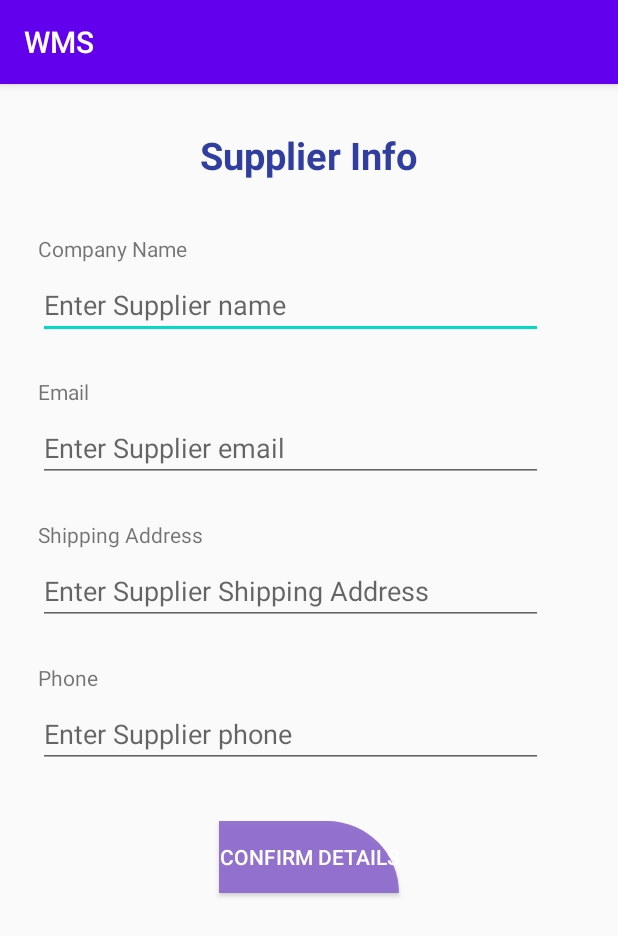
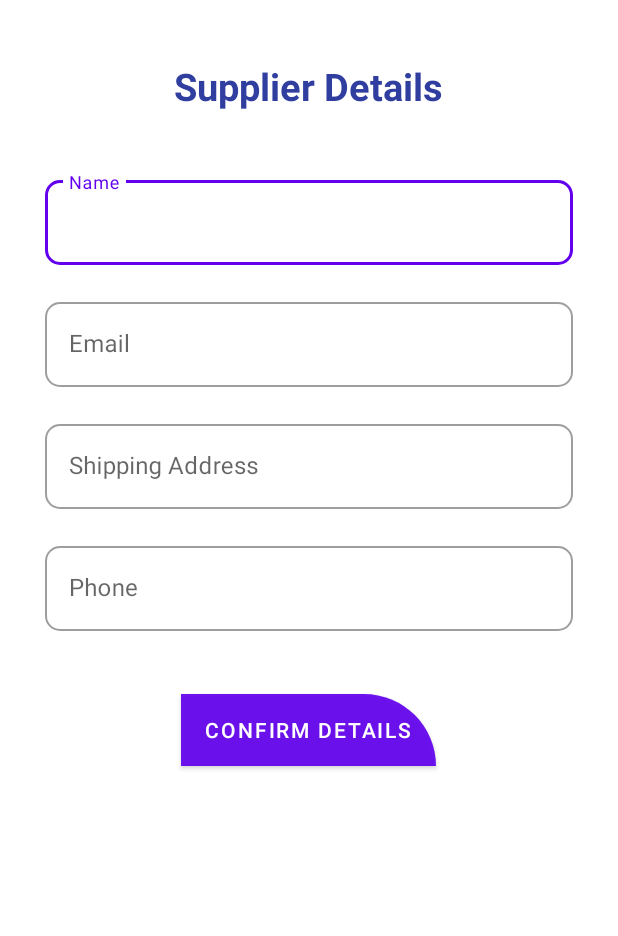
Before and after one commit to LBCesar/WarehouseManagmentSystem, an Android app: the EmployeeMenu screen opened directly, with no data from a screen before it, after a tap on "Suppliers", on a phone screen of 412 x 824 dp. Shown: the top 936 px of the screen. Run offline under Robolectric (Android 15) with nearby library versions, the light colour scheme and no system bars.

Commit message:
Added a toolbar with menu in EmployeeMenu - 2 items Added in the Menu: Profile & Logout - Menu not completed
Signed-off-by: ShoRaz~ <shorajmanandhar@hotmail.com>

```diff
--- a/app/src/main/java/com/example/warehousemanagmentsystem491b/Employee/EmployeeMenu.java
+++ b/app/src/main/java/com/example/warehousemanagmentsystem491b/Employee/EmployeeMenu.java
@@ -1,20 +1,28 @@
 package com.example.warehousemanagmentsystem491b.Employee;
 
+import android.annotation.SuppressLint;
 import android.content.Intent;
 import android.os.Bundle;
+import android.view.Menu;
+import android.view.MenuItem;
 import android.view.View;
 import android.widget.AdapterView;
 import android.widget.ArrayAdapter;
 import android.widget.ListView;
 import android.widget.Toast;
 
+import androidx.annotation.NonNull;
 import androidx.appcompat.app.AppCompatActivity;
+import androidx.appcompat.widget.Toolbar;
 
 import com.example.warehousemanagmentsystem491b.Orderlist.OrderList;
 import com.example.warehousemanagmentsystem491b.Profile.Profile;
 import com.example.warehousemanagmentsystem491b.R;
 
 public class EmployeeMenu extends AppCompatActivity {
+
+    private ListView employeeMenu_listView;
+    private Toolbar employee_toolbar;
 
     private final String[] employeeMenu = {
             "Manage Inventory",
@@ -24,7 +32,7 @@ public class EmployeeMenu extends AppCompatActivity {
             "Customers",
             "Profile"
     };
-    private ListView employeeMenu_listView;
+
 
     @Override
     protected void onCreate(Bundle savedInstanceState) {
@@ -32,12 +40,13 @@ public class EmployeeMenu extends AppCompatActivity {
         setContentView(R.layout.activity_employee_menu);
 
         employeeMenu_listView = findViewById(R.id.employee_listView);
+        employee_toolbar = findViewById(R.id.employee_toolbar);
+        setSupportActionBar(employee_toolbar);
+
 
         ArrayAdapter adapter = new ArrayAdapter(this,
                 R.layout.list_employee_mainmenu, R.id.employee_mainmenu_textView, employeeMenu);
-
         employeeMenu_listView.setAdapter(adapter);
-
         employeeMenu_listView.setOnItemClickListener(new AdapterView.OnItemClickListener() {
             @Override
             public void onItemClick(AdapterView<?> adapterView, View view, int i, long l) {
@@ -58,22 +67,37 @@ public class EmployeeMenu extends AppCompatActivity {
                     Intent profile = new Intent(EmployeeMenu.this, Profile.class);
                     startActivity(profile);
                 }
-
             }
         });
+
     }
 
-//    Initial Test Button
-//    public void add_supplier_onClick(View view) {
-//        Intent startAddSupplier = new Intent(this, add_supplier.class);
-//        startActivity(startAddSupplier);
-//    }
-//
-//    public void add_order_list(View view) {
-//        Intent startOrderList = new Intent(this, OrderList.class);
-//        startActivity(startOrderList);
-//    }
+    @Override
+    public boolean onCreateOptionsMenu(Menu menu) {
+        super.onCreateOptionsMenu(menu);
+        getMenuInflater().inflate(R.menu.employee_toolbar_menu, menu);
+        return true;
+    }
 
+
+    @SuppressLint("NonConstantResourceId")
+    @Override
+    public boolean onOptionsItemSelected(@NonNull MenuItem item) {
+        super.onOptionsItemSelected(item);
+
+        switch (item.getItemId()) {
+            case R.id.employee_menu_signout:
+                displayToast("Sign Out Clicked");
+                break;
+            case R.id.employee_menu_profile:
+                Intent profile = new Intent(EmployeeMenu.this, Profile.class);
+                startActivity(profile);
+                break;
+            default:
+                break;
+        }
+        return true;
+    }
 
     /**
      * Displays a Toast with the message.
@@ -87,7 +111,8 @@ public class EmployeeMenu extends AppCompatActivity {
 
 }
 
-
-// Website Referenced:
-// https://www.javatpoint.com/android-custom-listview
-// https://stackoverflow.com/questions/19662233/how-open-new-activity-clicking-an-item-in-listview
+/*
+     Website Referenced:
+         - https://www.javatpoint.com/android-custom-listview
+         - https://stackoverflow.com/questions/19662233/how-open-new-activity-clicking-an-item-in-listview
+ */
--- a/app/src/main/java/com/example/warehousemanagmentsystem491b/Login/Login.java
+++ b/app/src/main/java/com/example/warehousemanagmentsystem491b/Login/Login.java
@@ -40,14 +40,12 @@ public class Login extends AppCompatActivity {
     public void login(View view) {
 
         if (setValidation()) {
-
             Intent toEmployeeMainMenuIntent = new Intent(this, EmployeeMenu.class);
             startActivity(toEmployeeMainMenuIntent);
 
 //            // testing activity after login :p
-//            Intent test = new Intent(this, OrderList.class);
+//            Intent test = new Intent(this, MainActivity.class);
 //            startActivity(test);
-
         } else {
             displayToast("Error in Login");
         }
--- a/app/src/main/res/layout/activity_add_supplier.xml
+++ b/app/src/main/res/layout/activity_add_supplier.xml
@@ -3,6 +3,7 @@
     xmlns:tools="http://schemas.android.com/tools"
     android:layout_width="match_parent"
     android:layout_height="match_parent"
+    xmlns:app="http://schemas.android.com/apk/res-auto"
     android:baselineAligned="true"
     android:orientation="vertical"
     tools:context=".Employee.add_supplier">
@@ -12,88 +13,105 @@
         android:layout_width="wrap_content"
         android:layout_height="wrap_content"
         android:layout_gravity="center"
-        android:layout_marginTop="30dp"
-        android:layout_marginBottom="15dp"
-        android:text="Supplier Info"
+        android:layout_margin="40dp"
+        android:text="Supplier Details"
         android:textColor="#303F9F"
         android:textSize="25sp"
         android:textStyle="bold" />
 
-    <TextView
-        android:layout_width="wrap_content"
+    <com.google.android.material.textfield.TextInputLayout
+        android:layout_width="match_parent"
         android:layout_height="wrap_content"
-        android:layout_marginLeft="25dp"
-        android:layout_marginTop="20dp"
-        android:layout_marginBottom="5dp"
-        android:text="Company Name" />
+        android:hint="Name"
+        app:boxCornerRadiusTopStart="10dp"
+        app:boxCornerRadiusBottomStart="10dp"
+        app:boxCornerRadiusBottomEnd="10dp"
+        app:boxCornerRadiusTopEnd="10dp"
+        android:layout_marginLeft="30dp"
+        android:layout_marginRight="30dp"
+        android:layout_marginBottom="12dp"
+        style="@style/Widget.MaterialComponents.TextInputLayout.OutlinedBox">
 
-    <EditText
+        <com.google.android.material.textfield.TextInputEditText
             android:id="@+id/supplier_name"
             android:layout_width="match_parent"
             android:layout_height="wrap_content"
             android:ems="10"
-        android:hint="@string/supplier_name"
-        android:inputType="text"
-        android:layout_marginLeft="25dp"
-        android:layout_marginRight="50dp"
-        android:layout_marginBottom="5dp" />
+            android:singleLine="true" />
 
-    <TextView
-        android:layout_width="wrap_content"
+    </com.google.android.material.textfield.TextInputLayout>
+
+    <com.google.android.material.textfield.TextInputLayout
+        android:layout_width="match_parent"
         android:layout_height="wrap_content"
-        android:layout_marginLeft="25dp"
-        android:layout_marginTop="20dp"
-        android:layout_marginBottom="5dp"
-        android:text="Email" />
+        android:hint="Email"
+        app:boxCornerRadiusTopStart="10dp"
+        app:boxCornerRadiusBottomStart="10dp"
+        app:boxCornerRadiusBottomEnd="10dp"
+        app:boxCornerRadiusTopEnd="10dp"
+        android:layout_marginTop="7dp"
+        android:layout_marginLeft="30dp"
+        android:layout_marginRight="30dp"
+        android:layout_marginBottom="12dp"
+        style="@style/Widget.MaterialComponents.TextInputLayout.OutlinedBox">
 
-    <EditText
+        <com.google.android.material.textfield.TextInputEditText
             android:id="@+id/supplier_email"
             android:layout_width="match_parent"
             android:layout_height="wrap_content"
             android:ems="10"
-        android:hint="@string/supplier_email"
             android:inputType="textEmailAddress"
-        android:layout_marginLeft="25dp"
-        android:layout_marginRight="50dp"
-        android:layout_marginBottom="5dp" />
+            android:singleLine="true" />
 
-    <TextView
-        android:layout_width="wrap_content"
+    </com.google.android.material.textfield.TextInputLayout>
+
+    <com.google.android.material.textfield.TextInputLayout
+        android:layout_width="match_parent"
         android:layout_height="wrap_content"
-        android:layout_marginLeft="25dp"
-        android:layout_marginTop="20dp"
-        android:layout_marginBottom="5dp"
-        android:text="Shipping Address" />
+        android:hint="Shipping Address"
+        app:boxCornerRadiusTopStart="10dp"
+        app:boxCornerRadiusBottomStart="10dp"
+        app:boxCornerRadiusBottomEnd="10dp"
+        app:boxCornerRadiusTopEnd="10dp"
+        android:layout_marginTop="7dp"
+        android:layout_marginLeft="30dp"
+        android:layout_marginRight="30dp"
+        android:layout_marginBottom="12dp"
+        style="@style/Widget.MaterialComponents.TextInputLayout.OutlinedBox">
 
-    <EditText
+        <com.google.android.material.textfield.TextInputEditText
             android:id="@+id/supplier_shipping_address"
             android:layout_width="match_parent"
             android:layout_height="wrap_content"
             android:ems="10"
-        android:hint="@string/supplier__shipping_address"
             android:inputType="textPostalAddress"
-        android:layout_marginLeft="25dp"
-        android:layout_marginRight="50dp"
-        android:layout_marginBottom="5dp" />
+            android:singleLine="true" />
 
-    <TextView
-        android:layout_width="wrap_content"
+    </com.google.android.material.textfield.TextInputLayout>
+
+    <com.google.android.material.textfield.TextInputLayout
+        android:layout_width="match_parent"
         android:layout_height="wrap_content"
-        android:layout_marginLeft="25dp"
-        android:layout_marginTop="20dp"
-        android:layout_marginBottom="5dp"
-        android:text="Phone" />
+        android:hint="Phone"
+        app:boxCornerRadiusTopStart="10dp"
+        app:boxCornerRadiusBottomStart="10dp"
+        app:boxCornerRadiusBottomEnd="10dp"
+        app:boxCornerRadiusTopEnd="10dp"
+        android:layout_marginTop="7dp"
+        android:layout_marginLeft="30dp"
+        android:layout_marginRight="30dp"
+        android:layout_marginBottom="12dp"
+        style="@style/Widget.MaterialComponents.TextInputLayout.OutlinedBox">
 
-    <EditText
+        <com.google.android.material.textfield.TextInputEditText
             android:id="@+id/supplier_phone"
             android:layout_width="match_parent"
             android:layout_height="wrap_content"
-        android:layout_marginLeft="25dp"
-        android:layout_marginRight="50dp"
-        android:layout_marginBottom="5dp"
             android:ems="10"
-        android:hint="@string/supplier_phone"
-        android:inputType="phone" />
+            android:inputType="phone"
+            android:singleLine="true" />
+
+    </com.google.android.material.textfield.TextInputLayout>
 
     <Button
         android:id="@+id/supplier_confirm_button"
@@ -108,81 +126,102 @@
 </LinearLayout>
 
 
-    <!--<androidx.constraintlayout.widget.ConstraintLayout xmlns:android="http://schemas.android.com/apk/res/android"-->
-    <!--xmlns:app="http://schemas.android.com/apk/res-auto"-->
-    <!--xmlns:tools="http://schemas.android.com/tools"-->
-    <!--android:layout_width="match_parent"-->
-    <!--android:layout_height="match_parent"-->
-    <!--tools:context=".Employee.add_supplier">-->
+    <!--Initial Supplier Activity -->
 
     <!--<TextView-->
-    <!--    android:id="@+id/textView2"-->
-    <!--    android:layout_width="wrap_content"-->
-    <!--    android:layout_height="wrap_content"-->
-    <!--    android:layout_marginTop="100dp"-->
-    <!--    android:text="Enter Supplier Information"-->
-    <!--    app:layout_constraintEnd_toEndOf="parent"-->
-    <!--    app:layout_constraintStart_toStartOf="parent"-->
-    <!--    app:layout_constraintTop_toTopOf="parent" />-->
+    <!--android:id="@+id/supplier_infotext"-->
+    <!--android:layout_width="wrap_content"-->
+    <!--android:layout_height="wrap_content"-->
+    <!--android:layout_gravity="center"-->
+    <!--android:layout_marginTop="30dp"-->
+    <!--android:layout_marginBottom="15dp"-->
+    <!--android:text="Supplier Info"-->
+    <!--android:textColor="#303F9F"-->
+    <!--android:textSize="25sp"-->
+    <!--android:textStyle="bold" />-->
+
+    <!--<TextView-->
+    <!--android:layout_width="wrap_content"-->
+    <!--android:layout_height="wrap_content"-->
+    <!--android:layout_marginLeft="25dp"-->
+    <!--android:layout_marginTop="20dp"-->
+    <!--android:layout_marginBottom="5dp"-->
+    <!--android:text="Company Name" />-->
 
     <!--<EditText-->
-    <!--    android:id="@+id/supplier_name"-->
-    <!--    android:layout_width="wrap_content"-->
-    <!--    android:layout_height="wrap_content"-->
-    <!--    android:layout_marginTop="44dp"-->
-    <!--    android:ems="10"-->
-    <!--    android:hint="@string/supplier_name"-->
-    <!--    android:inputType="text"-->
-    <!--    app:layout_constraintEnd_toEndOf="parent"-->
-    <!--    app:layout_constraintStart_toStartOf="parent"-->
-    <!--    app:layout_constraintTop_toBottomOf="@+id/textView2" />-->
+    <!--android:id="@+id/supplier_name"-->
+    <!--android:layout_width="match_parent"-->
+    <!--android:layout_height="wrap_content"-->
+    <!--android:ems="10"-->
+    <!--android:hint="@string/supplier_name"-->
+    <!--android:inputType="text"-->
+    <!--android:layout_marginLeft="25dp"-->
+    <!--android:layout_marginRight="50dp"-->
+    <!--android:layout_marginBottom="5dp" />-->
+
+    <!--<TextView-->
+    <!--android:layout_width="wrap_content"-->
+    <!--android:layout_height="wrap_content"-->
+    <!--android:layout_marginLeft="25dp"-->
+    <!--android:layout_marginTop="20dp"-->
+    <!--android:layout_marginBottom="5dp"-->
+    <!--android:text="Email" />-->
 
     <!--<EditText-->
-    <!--    android:id="@+id/supplier_phone"-->
-    <!--    android:layout_width="wrap_content"-->
-    <!--    android:layout_height="wrap_content"-->
-    <!--    android:layout_marginTop="44dp"-->
-    <!--    android:ems="10"-->
-    <!--    android:hint="@string/supplier_phone"-->
-    <!--    android:inputType="phone"-->
-    <!--    app:layout_constraintEnd_toEndOf="parent"-->
-    <!--    app:layout_constraintStart_toStartOf="parent"-->
-    <!--    app:layout_constraintTop_toBottomOf="@+id/supplier_name" />-->
+    <!--android:id="@+id/supplier_email"-->
+    <!--android:layout_width="match_parent"-->
+    <!--android:layout_height="wrap_content"-->
+    <!--android:ems="10"-->
+    <!--android:hint="@string/supplier_email"-->
+    <!--android:inputType="textEmailAddress"-->
+    <!--android:layout_marginLeft="25dp"-->
+    <!--android:layout_marginRight="50dp"-->
+    <!--android:layout_marginBottom="5dp" />-->
+
+    <!--<TextView-->
+    <!--android:layout_width="wrap_content"-->
+    <!--android:layout_height="wrap_content"-->
+    <!--android:layout_marginLeft="25dp"-->
+    <!--android:layout_marginTop="20dp"-->
+    <!--android:layout_marginBottom="5dp"-->
+    <!--android:text="Shipping Address" />-->
 
     <!--<EditText-->
-    <!--    android:id="@+id/supplier_email"-->
-    <!--    android:layout_width="wrap_content"-->
-    <!--    android:layout_height="wrap_content"-->
-    <!--    android:layout_marginTop="44dp"-->
-    <!--    android:ems="10"-->
-    <!--    android:hint="@string/supplier_email"-->
-    <!--    android:inputType="textEmailAddress"-->
-    <!--    app:layout_constraintEnd_toEndOf="parent"-->
-    <!--    app:layout_constraintStart_toStartOf="parent"-->
-    <!--    app:layout_constraintTop_toBottomOf="@+id/supplier_phone" />-->
+    <!--android:id="@+id/supplier_shipping_address"-->
+    <!--android:layout_width="match_parent"-->
+    <!--android:layout_height="wrap_content"-->
+    <!--android:ems="10"-->
+    <!--android:hint="@string/supplier__shipping_address"-->
+    <!--android:inputType="textPostalAddress"-->
+    <!--android:layout_marginLeft="25dp"-->
+    <!--android:layout_marginRight="50dp"-->
+    <!--android:layout_marginBottom="5dp" />-->
 
+    <!--<TextView-->
+    <!--android:layout_width="wrap_content"-->
+    <!--android:layout_height="wrap_content"-->
+    <!--android:layout_marginLeft="25dp"-->
+    <!--android:layout_marginTop="20dp"-->
+    <!--android:layout_marginBottom="5dp"-->
+    <!--android:text="Phone" />-->
 
     <!--<EditText-->
-    <!--    android:id="@+id/supplier_shipping_address"-->
-    <!--    android:layout_width="wrap_content"-->
-    <!--    android:layout_height="wrap_content"-->
-    <!--    android:layout_marginTop="44dp"-->
-    <!--    android:ems="10"-->
-    <!--    android:hint="@string/supplier__shipping_address"-->
-    <!--    android:inputType="textPostalAddress"-->
-    <!--    app:layout_constraintEnd_toEndOf="parent"-->
-    <!--    app:layout_constraintStart_toStartOf="parent"-->
-    <!--    app:layout_constraintTop_toBottomOf="@+id/supplier_email" />-->
+    <!--android:id="@+id/supplier_phone"-->
+    <!--android:layout_width="match_parent"-->
+    <!--android:layout_height="wrap_content"-->
+    <!--android:layout_marginLeft="25dp"-->
+    <!--android:layout_marginRight="50dp"-->
+    <!--android:layout_marginBottom="5dp"-->
+    <!--android:ems="10"-->
+    <!--android:hint="@string/supplier_phone"-->
+    <!--android:inputType="phone" />-->
 
     <!--<Button-->
-    <!--    android:id="@+id/button4"-->
-    <!--    android:layout_width="wrap_content"-->
-    <!--    android:layout_height="wrap_content"-->
-    <!--    android:layout_marginTop="80dp"-->
-    <!--    android:text="Confirm Details"-->
-    <!--    app:layout_constraintEnd_toEndOf="parent"-->
-    <!--    app:layout_constraintStart_toStartOf="parent"-->
-    <!--    app:layout_constraintTop_toBottomOf="@+id/supplier_shipping_address" />-->
-
-
-    <!--</androidx.constraintlayout.widget.ConstraintLayout>-->
+    <!--android:id="@+id/supplier_confirm_button"-->
+    <!--android:layout_width="wrap_content"-->
+    <!--android:layout_height="wrap_content"-->
+    <!--android:text="Confirm Details"-->
+    <!--android:layout_gravity="center"-->
+    <!--android:layout_marginTop="30dp"-->
+    <!--android:background="@drawable/bottom_bg"-->
+    <!--android:textColor="@color/colorWhite" />-->
--- /dev/null
+++ b/app/src/main/res/menu/employee_toolbar_menu.xml
@@ -0,0 +1,10 @@
+<?xml version="1.0" encoding="utf-8"?>
+<menu xmlns:android="http://schemas.android.com/apk/res/android">
+
+    <item
+        android:id="@+id/employee_menu_profile"
+        android:title="Profile" />
+    <item
+        android:id="@+id/employee_menu_signout"
+        android:title="Sign Out" />
+</menu>
--- a/app/src/main/res/values/styles.xml
+++ b/app/src/main/res/values/styles.xml
@@ -1,6 +1,6 @@
 <resources>
     <!-- Base application theme. -->
-    <style name="AppTheme" parent="Theme.AppCompat.Light.DarkActionBar">
+    <style name="AppTheme" parent="Theme.MaterialComponents.Light.NoActionBar">
 
         <!-- Customize your theme here. -->
         <item name="colorPrimary">@color/colorPrimary</item>
```
Also changed, not shown: app/src/main/res/drawable/ic_search_black_24dp.xml (added, +9 -0 lines), app/src/main/res/layout/activity_employee_menu.xml (+16 -2 lines), app/src/main/res/layout/activity_main.xml (+31 -8 lines). Lines whose indentation alone changed are shown as unchanged.
